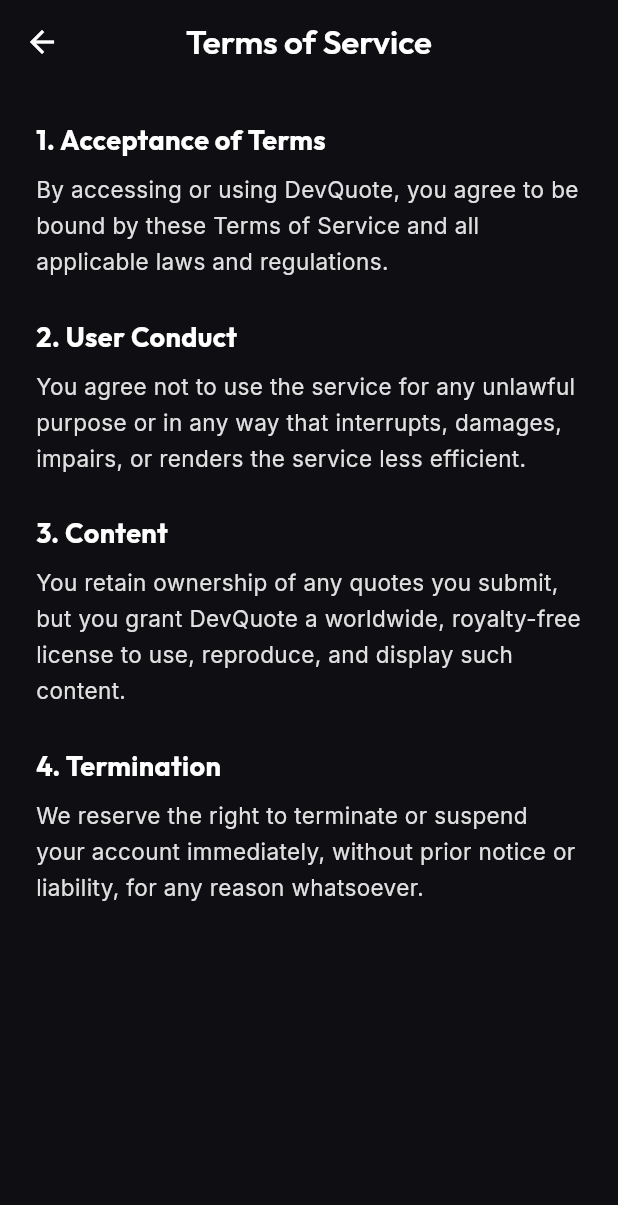
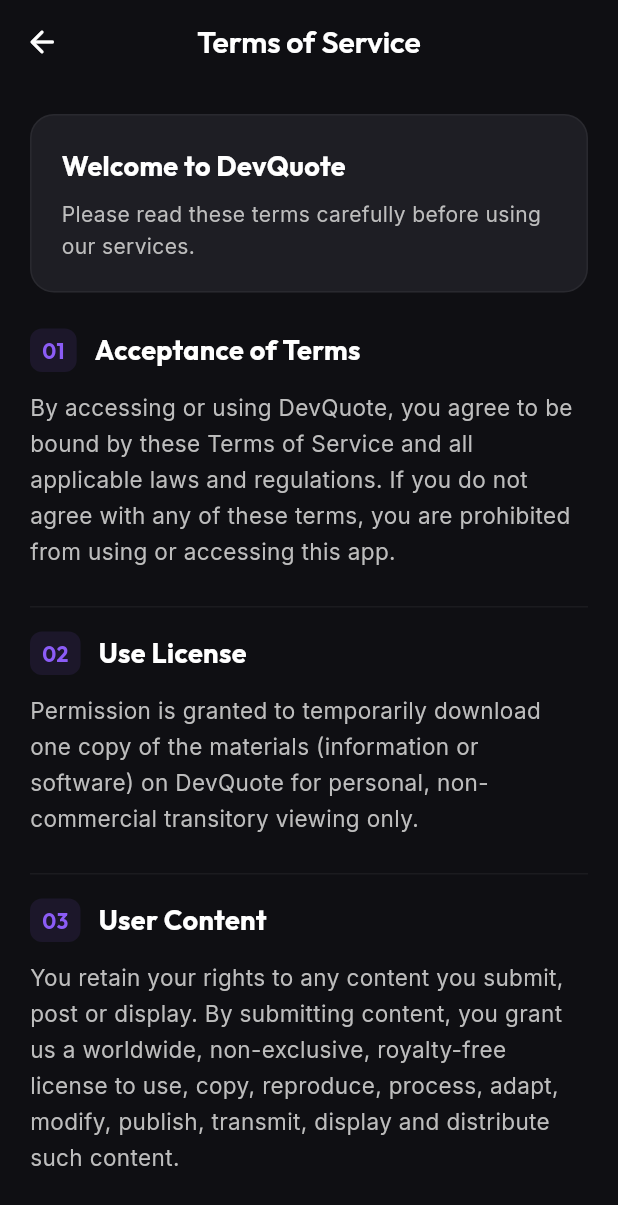
Before and after one commit to devaxissolutions/P11667, a Flutter app: the TermsOfServiceScreen screen opened by its route, on a phone screen of 412 x 824 dp. Shown: the top 1205 px of the screen. Run offline on Flutter 3.47's test engine with Material 3 defaults, Android fonts, the phone set to English and light mode, and no system bars; our stand-ins replace cloud_firestore, connectivity_plus, equatable, firebase_auth, firebase_core, firebase_messaging and 9 more; missing offline and left inert: firebase_performance; accounts and stored records are empty; network calls fail.

Commit message:
style(settings): redesign terms of service screen matching theme

```diff
--- a/lib/features/settings/presentation/screens/terms/terms_of_service_screen.dart
+++ b/lib/features/settings/presentation/screens/terms/terms_of_service_screen.dart
@@ -9,74 +9,168 @@
   Widget build(BuildContext context) {
     return Scaffold(
       backgroundColor: const Color(0xFF0F0F13),
-      appBar: AppBar(
+      body: NestedScrollView(
+        headerSliverBuilder: (context, innerBoxIsScrolled) => [
+          SliverAppBar(
             backgroundColor: const Color(0xFF0F0F13),
-        elevation: 0,
+            surfaceTintColor: Colors.transparent,
+            pinned: true,
             leading: IconButton(
-          icon: const Icon(Icons.arrow_back, color: Colors.white),
+              icon: const Icon(Icons.arrow_back_rounded, color: Colors.white),
               onPressed: () => context.pop(),
             ),
+            centerTitle: true,
             title: Text(
               'Terms of Service',
               style: GoogleFonts.outfit(
                 color: Colors.white,
+                fontSize: 20,
                 fontWeight: FontWeight.w600,
               ),
             ),
-        centerTitle: true,
           ),
-      body: SingleChildScrollView(
-        padding: const EdgeInsets.all(24),
-        child: Column(
-          crossAxisAlignment: CrossAxisAlignment.start,
+        ],
+        body: ListView(
+          padding: const EdgeInsets.all(20),
           children: [
+             _buildIntroCard(),
+             const SizedBox(height: 24),
             _buildSection(
-              '1. Acceptance of Terms',
-              'By accessing or using DevQuote, you agree to be bound by these Terms of Service and all applicable laws and regulations.',
+              number: '01',
+              title: 'Acceptance of Terms',
+              content: 'By accessing or using DevQuote, you agree to be bound by these Terms of Service and all applicable laws and regulations. If you do not agree with any of these terms, you are prohibited from using or accessing this app.',
             ),
             _buildSection(
-              '2. User Conduct',
-              'You agree not to use the service for any unlawful purpose or in any way that interrupts, damages, impairs, or renders the service less efficient.',
+              number: '02',
+              title: 'Use License',
+              content: 'Permission is granted to temporarily download one copy of the materials (information or software) on DevQuote for personal, non-commercial transitory viewing only.',
             ),
              _buildSection(
-              '3. Content',
-              'You retain ownership of any quotes you submit, but you grant DevQuote a worldwide, royalty-free license to use, reproduce, and display such content.',
+              number: '03',
+              title: 'User Content',
+              content: 'You retain your rights to any content you submit, post or display. By submitting content, you grant us a worldwide, non-exclusive, royalty-free license to use, copy, reproduce, process, adapt, modify, publish, transmit, display and distribute such content.',
             ),
             _buildSection(
-              '4. Termination',
-              'We reserve the right to terminate or suspend your account immediately, without prior notice or liability, for any reason whatsoever.',
+              number: '04',
+              title: 'Prohibited Conduct',
+              content: 'You agree not to use the service for any unlawful purpose, or to solicit others to perform or participate in any unlawful acts. You are responsible for your conduct and for any content you provide.',
             ),
+            _buildSection(
+              number: '05',
+              title: 'Disclaimer',
+              content: 'The materials on DevQuote are provided on an "as is" basis. We make no warranties, expressed or implied, and hereby disclaim and negate all other warranties including, without limitation, implied warranties or conditions of merchantability.',
+            ),
+             _buildSection(
+              number: '06',
+              title: 'Governing Law',
+              content: 'These terms and conditions are governed by and construed in accordance with the laws of Global Standards and you irrevocably submit to the exclusive jurisdiction of the courts in that State or location.',
+            ),
+            const SizedBox(height: 40),
+             Center(
+              child: TextButton(
+                onPressed: () {},
+                child: Text(
+                  'Contact Legal Team',
+                  style: GoogleFonts.inter(
+                    color: const Color(0xFF8B5CF6),
+                    fontSize: 14,
+                    fontWeight: FontWeight.w600,
+                  ),
+                ),
+              ),
+            ),
+            const SizedBox(height: 40),
           ],
         ),
       ),
     );
   }
 
-  Widget _buildSection(String title, String content) {
-    return Padding(
-      padding: const EdgeInsets.only(bottom: 24),
+  Widget _buildIntroCard() {
+    return Container(
+      padding: const EdgeInsets.all(20),
+      decoration: BoxDecoration(
+        color: const Color(0xFF1E1E24),
+        borderRadius: BorderRadius.circular(16),
+        border: Border.all(color: Colors.white.withOpacity(0.05)),
+      ),
       child: Column(
         crossAxisAlignment: CrossAxisAlignment.start,
         children: [
           Text(
-            title,
+            'Welcome to DevQuote',
             style: GoogleFonts.outfit(
+              color: Colors.white,
               fontSize: 18,
               fontWeight: FontWeight.bold,
-              color: Colors.white,
             ),
           ),
           const SizedBox(height: 8),
           Text(
-            content,
+            'Please read these terms carefully before using our services.',
             style: GoogleFonts.inter(
-              fontSize: 15,
-              height: 1.6,
-              color: Colors.grey[300],
+              color: Colors.grey[400],
+              fontSize: 14,
             ),
           ),
         ],
       ),
     );
   }
+
+  Widget _buildSection({
+    required String number,
+    required String title,
+    required String content,
+  }) {
+    return Container(
+      margin: const EdgeInsets.only(bottom: 16),
+      child: Column(
+        crossAxisAlignment: CrossAxisAlignment.start,
+        children: [
+          Row(
+            children: [
+              Container(
+                padding: const EdgeInsets.symmetric(horizontal: 8, vertical: 4),
+                decoration: BoxDecoration(
+                  color: const Color(0xFF8B5CF6).withOpacity(0.1),
+                  borderRadius: BorderRadius.circular(8),
+                ),
+                child: Text(
+                  number,
+                  style: GoogleFonts.outfit(
+                    color: const Color(0xFF8B5CF6),
+                    fontSize: 14,
+                    fontWeight: FontWeight.bold,
+                  ),
+                ),
+              ),
+              const SizedBox(width: 12),
+              Expanded(
+                child: Text(
+                  title,
+                  style: GoogleFonts.outfit(
+                    color: Colors.white,
+                    fontSize: 18,
+                    fontWeight: FontWeight.bold,
+                  ),
+                ),
+              ),
+            ],
+          ),
+          const SizedBox(height: 12),
+          Text(
+            content,
+            style: GoogleFonts.inter(
+              color: Colors.grey[400],
+              fontSize: 15,
+              height: 1.6,
+            ),
+          ),
+          const SizedBox(height: 24),
+          Divider(color: Colors.white.withOpacity(0.05), height: 1),
+        ],
+      ),
+    );
   }
+}
```
Lines whose indentation alone changed are shown as unchanged.
